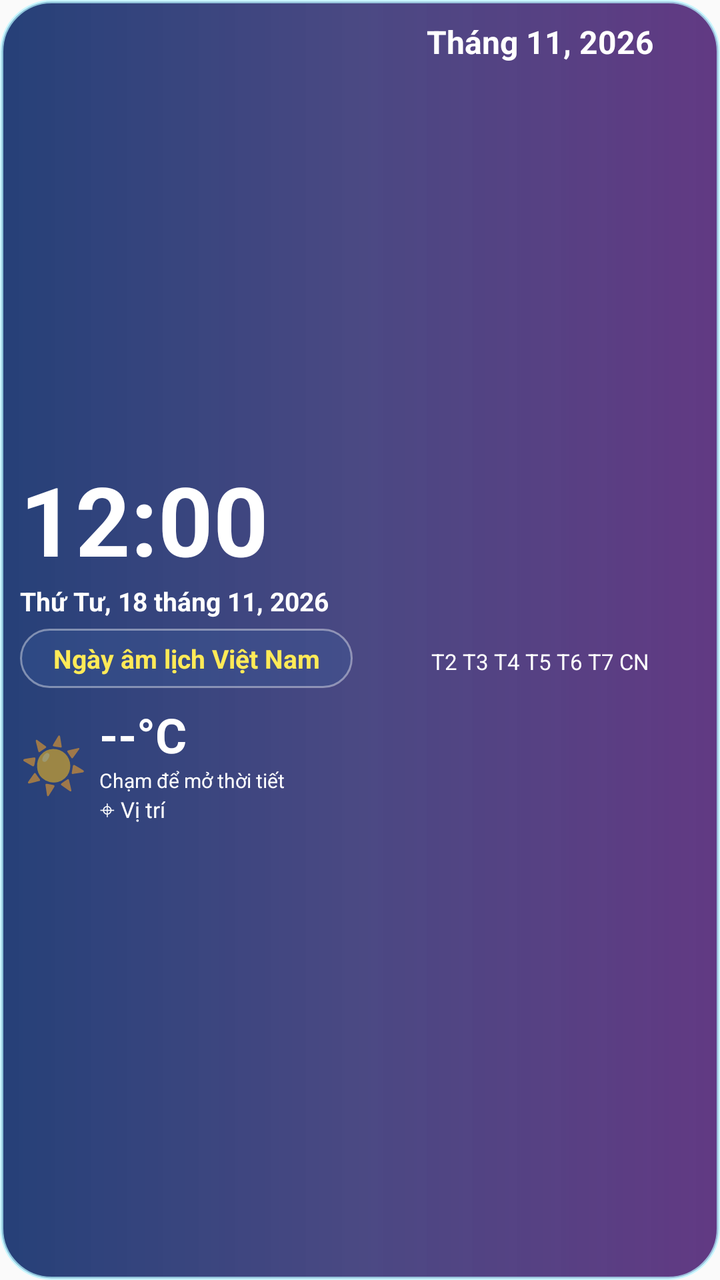
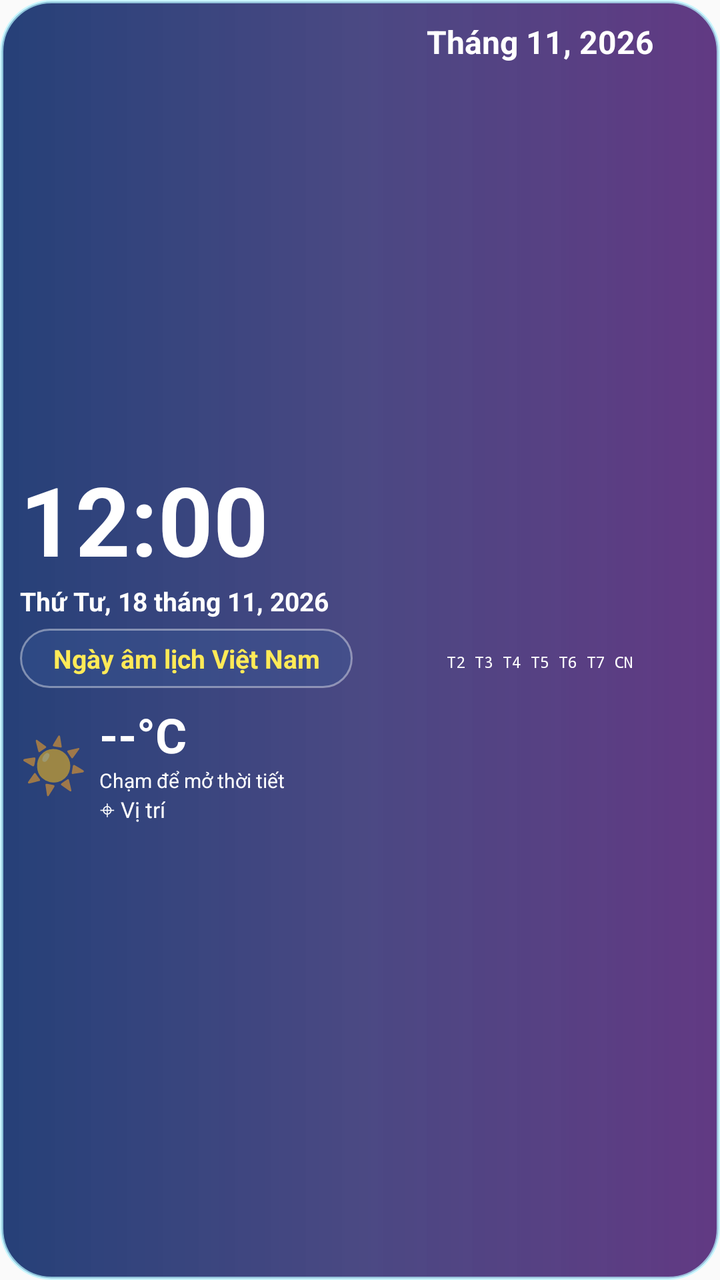

Compare the two renders of this Android layout. The source of the first and the diff that turns it into the second are given below.
<!-- AndroidManifest.xml: application theme android:Theme.Material.Light.NoActionBar -->
<!-- res/layout/widget_digital.xml -->
<?xml version='1.0' encoding='utf-8'?>
<LinearLayout xmlns:ns0="http://schemas.android.com/apk/res/android" ns0:id="@+id/widget_root" ns0:layout_width="match_parent" ns0:layout_height="match_parent" ns0:orientation="vertical" ns0:padding="10dp" ns0:background="@drawable/widget_glass_bg">
    <LinearLayout ns0:layout_width="match_parent" ns0:layout_height="0dp" ns0:layout_weight="1" ns0:orientation="horizontal">
        <LinearLayout ns0:layout_width="0dp" ns0:layout_height="match_parent" ns0:layout_weight="1.02" ns0:orientation="vertical" ns0:gravity="center_vertical" ns0:paddingEnd="7dp">
            <TextClock ns0:id="@+id/digital_clock" ns0:layout_width="match_parent" ns0:layout_height="wrap_content" ns0:format24Hour="HH:mm" ns0:format12Hour="hh:mm" ns0:textColor="#FFFFFFFF" ns0:textSize="48sp" ns0:textStyle="bold" />
            <TextView ns0:id="@+id/solar_date" ns0:layout_width="match_parent" ns0:layout_height="wrap_content" ns0:text="Thứ Tư, 18 tháng 11, 2026" ns0:textColor="#FFFFFFFF" ns0:textSize="13sp" ns0:textStyle="bold" />
            <TextView ns0:id="@+id/lunar_date" ns0:layout_width="match_parent" ns0:layout_height="wrap_content" ns0:layout_marginTop="5dp" ns0:padding="6dp" ns0:gravity="center" ns0:text="Ngày âm lịch Việt Nam" ns0:textColor="#FFFFEA57" ns0:textSize="13sp" ns0:textStyle="bold" ns0:background="@drawable/widget_panel_bg" />
            <LinearLayout ns0:layout_width="match_parent" ns0:layout_height="wrap_content" ns0:orientation="horizontal" ns0:gravity="center_vertical" ns0:layout_marginTop="7dp">
                <TextView ns0:id="@+id/weather_icon" ns0:layout_width="wrap_content" ns0:layout_height="wrap_content" ns0:text="☀️" ns0:textSize="27sp" />
                <LinearLayout ns0:layout_width="wrap_content" ns0:layout_height="wrap_content" ns0:orientation="vertical" ns0:layout_marginStart="6dp">
                    <TextView ns0:id="@+id/temp" ns0:layout_width="wrap_content" ns0:layout_height="wrap_content" ns0:text="--°C" ns0:textColor="#FFFFFFFF" ns0:textSize="24sp" ns0:textStyle="bold" />
                    <TextView ns0:id="@+id/weather_desc" ns0:layout_width="wrap_content" ns0:layout_height="wrap_content" ns0:text="Chạm để mở thời tiết" ns0:textColor="#FFFFFFFF" ns0:textSize="10sp" />
                    <TextView ns0:id="@+id/location" ns0:layout_width="wrap_content" ns0:layout_height="wrap_content" ns0:text="⌖ Vị trí" ns0:textColor="#FFFFFFFF" ns0:textSize="11sp" />
                </LinearLayout>
            </LinearLayout>
        </LinearLayout>
        <LinearLayout ns0:layout_width="0dp" ns0:layout_height="match_parent" ns0:layout_weight="0.98" ns0:orientation="vertical" ns0:paddingStart="7dp">
            <TextView ns0:id="@+id/month_title" ns0:layout_width="match_parent" ns0:layout_height="wrap_content" ns0:gravity="center" ns0:text="Tháng 11, 2026" ns0:textColor="#FFFFFFFF" ns0:textSize="16sp" ns0:textStyle="bold" />
            <TextView ns0:id="@+id/month_grid" ns0:layout_width="match_parent" ns0:layout_height="match_parent" ns0:gravity="center" ns0:text="T2 T3 T4 T5 T6 T7 CN" ns0:textColor="#FFFFFFFF" ns0:textSize="11sp" ns0:lineSpacingExtra="3dp" />
        </LinearLayout>
    </LinearLayout>
    </LinearLayout>
<!-- resources referenced by this layout -->
<resources>
  <!-- drawable widget_glass_bg (drawable) -->
  <shape xmlns:android="http://schemas.android.com/apk/res/android">
      <corners android:radius="25dp"/>
      <gradient android:angle="0" android:startColor="#E20A2867" android:centerColor="#D82A286D" android:endColor="#E04C1E72"/>
      <stroke android:width="1.5dp" android:color="#B5B6F5FF"/>
  </shape>
  <!-- drawable widget_panel_bg (drawable) -->
  <shape xmlns:android="http://schemas.android.com/apk/res/android">
      <corners android:radius="16dp"/>
      <solid android:color="#553A5B9A"/>
      <stroke android:width="1dp" android:color="#66FFFFFF"/>
  </shape>
</resources>

<!-- the commit's change to res/layout/widget_digital.xml (unified diff, before → after) -->
@@ -16,7 +16,7 @@
         </LinearLayout>
         <LinearLayout ns0:layout_width="0dp" ns0:layout_height="match_parent" ns0:layout_weight="0.98" ns0:orientation="vertical" ns0:paddingStart="7dp">
             <TextView ns0:id="@+id/month_title" ns0:layout_width="match_parent" ns0:layout_height="wrap_content" ns0:gravity="center" ns0:text="Tháng 11, 2026" ns0:textColor="#FFFFFFFF" ns0:textSize="16sp" ns0:textStyle="bold" />
-            <TextView ns0:id="@+id/month_grid" ns0:layout_width="match_parent" ns0:layout_height="match_parent" ns0:gravity="center" ns0:text="T2 T3 T4 T5 T6 T7 CN" ns0:textColor="#FFFFFFFF" ns0:textSize="11sp" ns0:lineSpacingExtra="3dp" />
+            <TextView ns0:id="@+id/month_grid" ns0:layout_width="match_parent" ns0:layout_height="match_parent" ns0:gravity="center" ns0:text="T2 T3 T4 T5 T6 T7 CN" ns0:textColor="#FFFFFFFF" ns0:textSize="8sp" ns0:fontFamily="monospace" ns0:lineSpacingExtra="1dp" />
         </LinearLayout>
     </LinearLayout>
     </LinearLayout>
